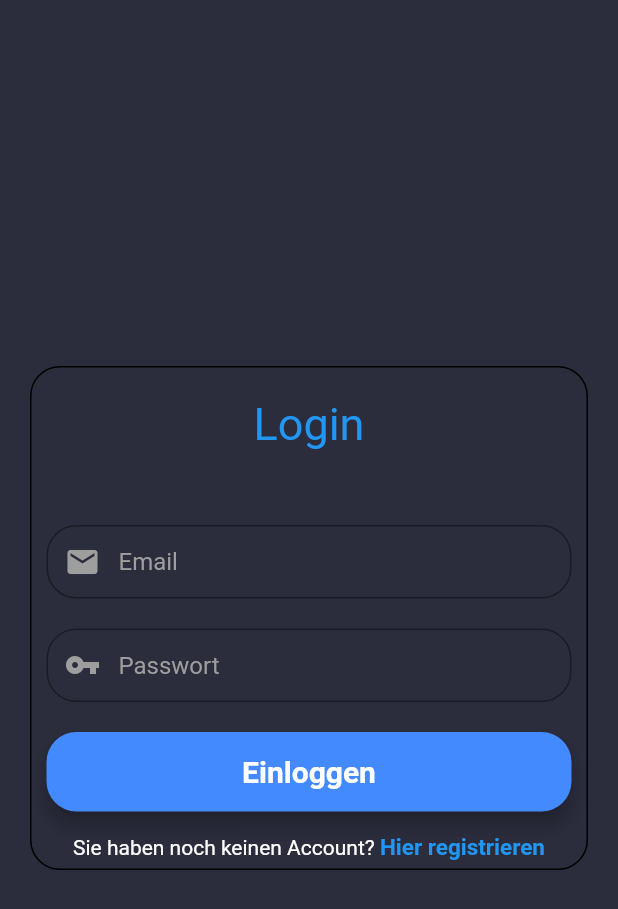
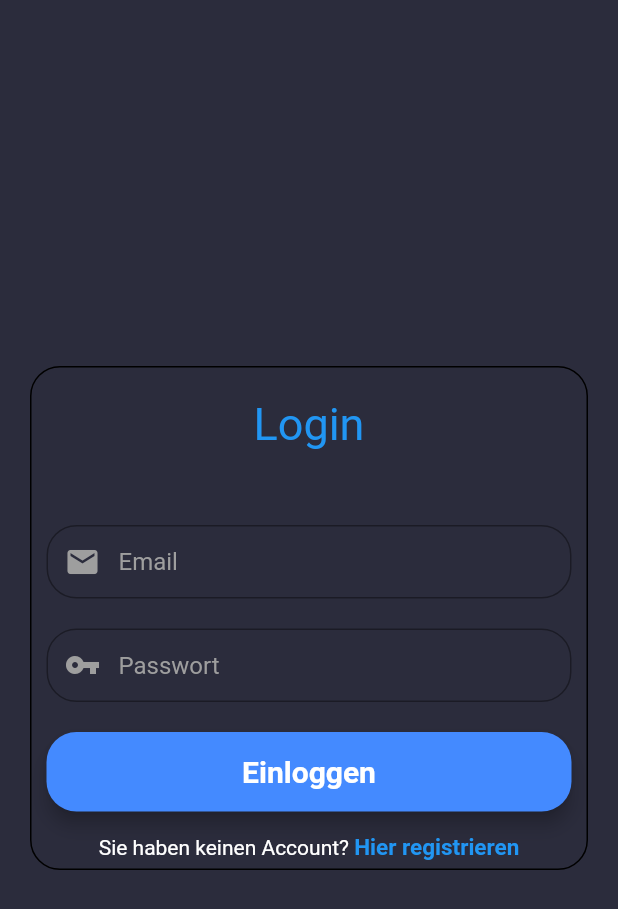
Before and after one commit to markfreeze10/Flutter, a Flutter app: the screen it shows after launch, on a phone screen of 412 x 824 dp. Shown: the top 909 px of the screen. Run offline on Flutter 3.47's test engine with Material 2 defaults, Android fonts, the phone set to English and light mode, and no system bars; our stand-ins replace cloud_firestore, firebase_auth, firebase_core, fluttertoast; accounts and stored records are empty.

Commit message:
navbar changes

```diff
--- a/myfitnessapp/lib/screens/exercises.dart
+++ b/myfitnessapp/lib/screens/exercises.dart
@@ -13,7 +13,7 @@ class _ExerciseScreenState extends State<ExerciseScreen> {
     return Scaffold(
       backgroundColor: Colors.white,
       body: Center(
-          child: Text('Hello World', style: TextStyle(color: Colors.blue))),
+          child: Text('Hello Wooorld', style: TextStyle(color: Colors.blue))),
       bottomNavigationBar: BottomNavigationBar(
         items: const <BottomNavigationBarItem>[
           BottomNavigationBarItem(
@@ -21,7 +21,7 @@ class _ExerciseScreenState extends State<ExerciseScreen> {
               label: 'E',
               backgroundColor: Colors.black),
           BottomNavigationBarItem(
-              icon: Icon(Icons.notes),
+              icon: Icon(Icons.note),
               label: 'W',
               backgroundColor: Colors.black),
           BottomNavigationBarItem(
--- a/myfitnessapp/lib/screens/login.dart
+++ b/myfitnessapp/lib/screens/login.dart
@@ -147,7 +147,7 @@ class _LoginScreenState extends State<LoginScreen> {
                               mainAxisAlignment: MainAxisAlignment.center,
                               children: <Widget>[
                                 Text(
-                                  "Sie haben noch keinen Account? ",
+                                  "Sie haben keinen Account? ",
                                   style: TextStyle(color: Colors.white),
                                 ),
                                 GestureDetector(
```
